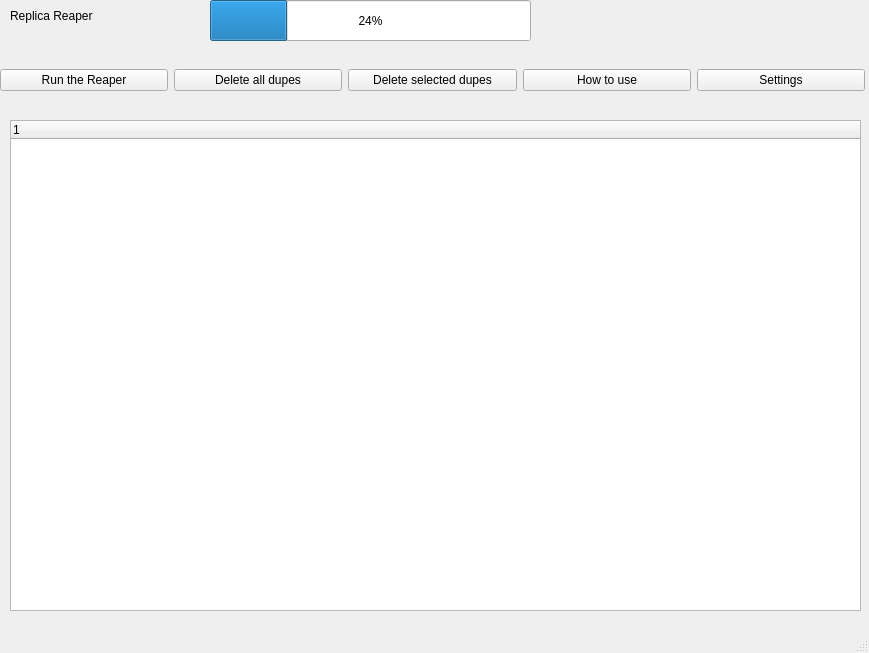
Above: mainwindow.ui from chrislambert3/Replica-Reaper before the change. Below: the same form after it.
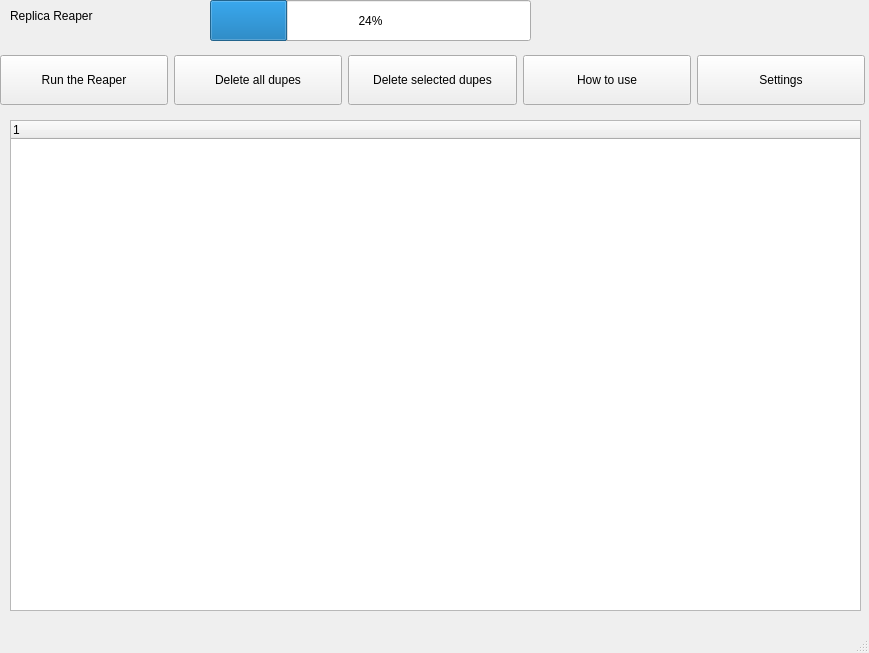
That is the form after the change.

What changed in the file:
```diff
--- a/mainwindow.ui
+++ b/mainwindow.ui
@@ -70,6 +70,12 @@
     <layout class="QHBoxLayout" name="horizontalLayout">
      <item>
       <widget class="QPushButton" name="RunReaperBTN">
+       <property name="minimumSize">
+        <size>
+         <width>0</width>
+         <height>50</height>
+        </size>
+       </property>
        <property name="text">
         <string>Run the Reaper</string>
        </property>
@@ -77,6 +83,12 @@
      </item>
      <item>
       <widget class="QPushButton" name="DelAllBTN">
+       <property name="minimumSize">
+        <size>
+         <width>0</width>
+         <height>50</height>
+        </size>
+       </property>
        <property name="text">
         <string>Delete all dupes</string>
        </property>
@@ -84,6 +96,12 @@
      </item>
      <item>
       <widget class="QPushButton" name="DelSelBTN">
+       <property name="minimumSize">
+        <size>
+         <width>0</width>
+         <height>50</height>
+        </size>
+       </property>
        <property name="text">
         <string>Delete selected dupes</string>
        </property>
@@ -91,6 +109,12 @@
      </item>
      <item>
       <widget class="QPushButton" name="HowUseBTN">
+       <property name="minimumSize">
+        <size>
+         <width>0</width>
+         <height>50</height>
+        </size>
+       </property>
        <property name="text">
         <string>How to use</string>
        </property>
@@ -98,6 +122,12 @@
      </item>
      <item>
       <widget class="QPushButton" name="SettBTN">
+       <property name="minimumSize">
+        <size>
+         <width>0</width>
+         <height>50</height>
+        </size>
+       </property>
        <property name="text">
         <string>Settings</string>
        </property>
```
